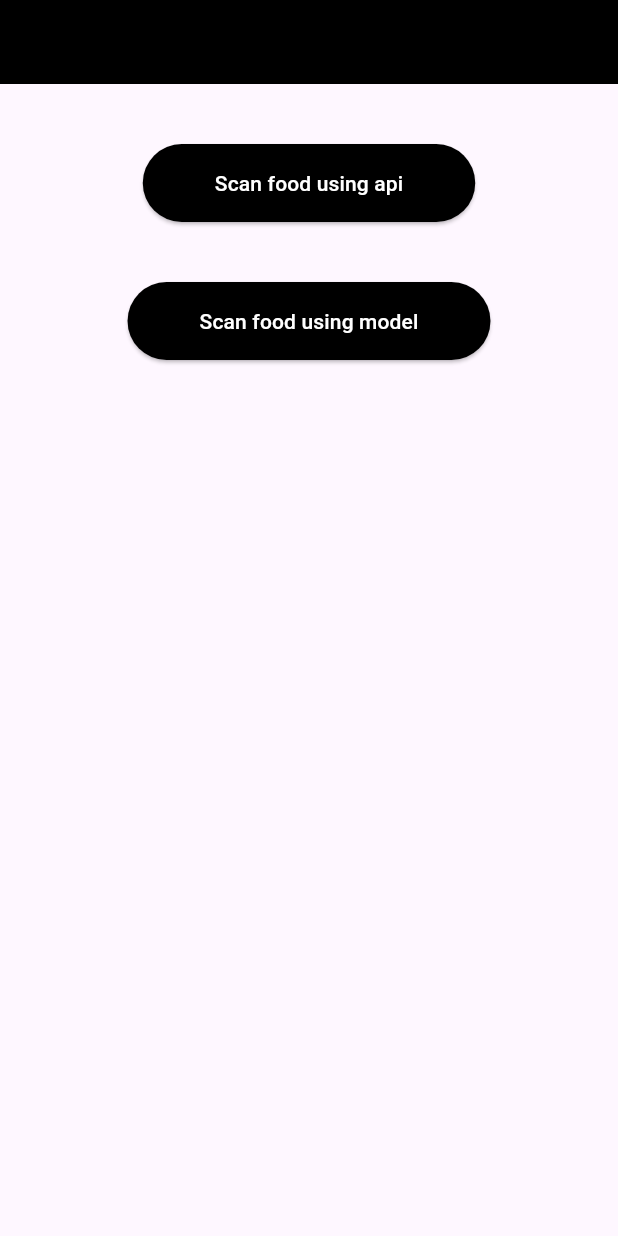
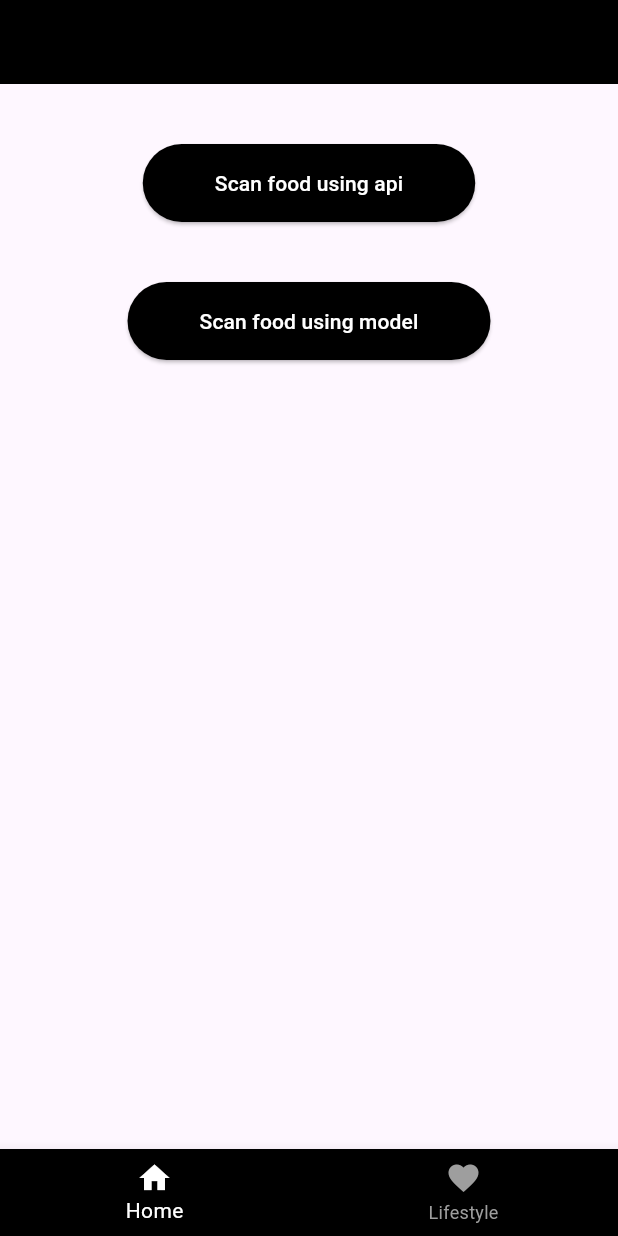
Before and after one commit to amansingh4847/know_your_own_food, a Flutter app: the screen it shows after launch, on a phone screen of 412 x 824 dp. Run offline on Flutter 3.47's test engine with Material 3 defaults, Android fonts, the phone set to English and light mode, and no system bars; our stand-ins replace image_picker; missing offline and left inert: tflite_flutter.

Commit message:
Added a main screen which controlls homepage and lifestylepgae through bottom navigation bar

```diff
--- a/lib/main.dart
+++ b/lib/main.dart
@@ -1,5 +1,5 @@
 import 'package:flutter/material.dart';
-import 'package:know_your_own_food/home_page.dart';
+import 'package:know_your_own_food/main_screen.dart';
 
 void main() {
   runApp(const MyApp());
@@ -12,7 +12,7 @@
   Widget build(BuildContext context) {
     return  MaterialApp(
       debugShowCheckedModeBanner: false,
-      home: HomePage(),
+      home: MainScreen(),
       theme: ThemeData.light(useMaterial3: true),
     );
   }
--- /dev/null
+++ b/lib/main_screen.dart
@@ -0,0 +1,52 @@
+import 'package:flutter/material.dart';
+import 'home_page.dart';
+import 'lifestyle_page.dart';
+
+class MainScreen extends StatefulWidget {
+  const MainScreen({super.key});
+
+  @override
+  State<MainScreen> createState() => _MainScreenState();
+}
+
+class _MainScreenState extends State<MainScreen> {
+
+  int _selectedIndex = 0;
+
+  final List<Widget> _pages = [
+    HomePage(),
+    LifestylePage(),
+  ];
+
+  void _onItemTapped(int index) {
+    setState(() {
+      _selectedIndex = index;
+    });
+  }
+
+  @override
+  Widget build(BuildContext context) {
+    return Scaffold(
+      body: _pages[_selectedIndex],
+
+      bottomNavigationBar: BottomNavigationBar(
+        currentIndex: _selectedIndex,
+        onTap: _onItemTapped,
+        backgroundColor: Colors.black,
+        selectedItemColor: Colors.white,
+        unselectedItemColor: Colors.grey,
+
+        items: const [
+          BottomNavigationBarItem(
+            icon: Icon(Icons.home),
+            label: "Home",
+          ),
+          BottomNavigationBarItem(
+            icon: Icon(Icons.favorite),
+            label: "Lifestyle",
+          ),
+        ],
+      ),
+    );
+  }
+}
```
Also changed, not shown: lib/lifestyle_page.dart (added, +17 -0 lines).
